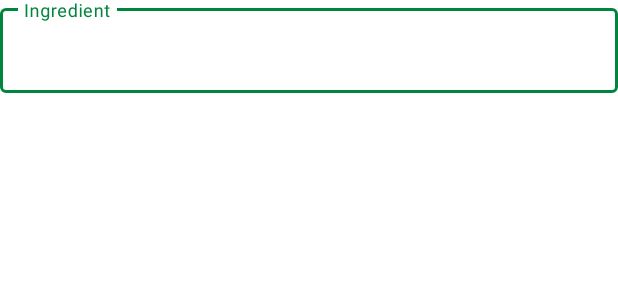
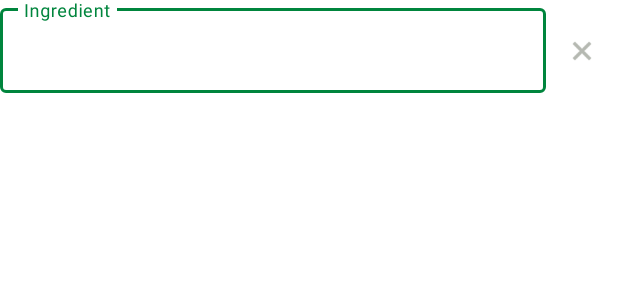
Before and after one commit to LiewJY/recipe_sharing, an Android app: the layout add_ingredient_row_layout.xml on its own in the app's theme, with its tools: preview values and no code run, on a phone screen of 412 x 824 dp. Shown: the top 300 px of the screen. Run offline under Robolectric (Android 15) with nearby library versions, the light colour scheme and no system bars; Roboto replaces fonts that are not available here.

Commit message:
added remove for dynamic edittext

```diff
--- a/app/src/main/res/layout/add_ingredient_row_layout.xml
+++ b/app/src/main/res/layout/add_ingredient_row_layout.xml
@@ -9,22 +9,24 @@
         android:layout_width="match_parent"
         android:layout_height="match_parent">
 
-<!--        <Button-->
-<!--            android:id="@+id/button"-->
-<!--            android:layout_width="48dp"-->
-<!--            android:layout_height="wrap_content"-->
-<!--            android:layout_marginStart="5dp"-->
-<!--            android:layout_marginTop="5dp"-->
-<!--            android:layout_marginEnd="5dp"-->
-<!--            android:layout_marginBottom="5dp"-->
-<!--            android:text="x"-->
-<!--            />-->
-<!--        android:layout_toEndOf="@+id/button"-->
-
+        <com.google.android.material.button.MaterialButton
+            android:id="@+id/btnRemove"
+            style="@style/Widget.Material3.Button.IconButton"
+            android:layout_width="wrap_content"
+            android:layout_height="wrap_content"
+            android:layout_alignParentEnd="true"
+            android:paddingTop="20dp"
+            android:textAppearance="@style/TextAppearance.MdcTypographyStyles.Button"
+            app:icon="@android:drawable/ic_menu_close_clear_cancel"
+            app:iconTint="#848A7E"
+            tools:ignore="SpeakableTextPresentCheck" />
         <com.google.android.material.textfield.TextInputLayout
+            android:id="@+id/containerIngredients"
             style="@style/Widget.MaterialComponents.TextInputLayout.OutlinedBox"
             android:layout_width="match_parent"
             android:layout_height="wrap_content"
+            android:layout_alignParentStart="true"
+            android:layout_toStartOf="@id/btnRemove"
             android:hint="@string/prompt_ingredient"
             app:errorEnabled="true">
             <!--this is the actual edit text which takes the input
@@ -39,6 +41,8 @@
         </com.google.android.material.textfield.TextInputLayout>
 
 
+
+
     </RelativeLayout>
 
 </androidx.constraintlayout.widget.ConstraintLayout>
--- a/app/src/main/res/layout/fragment_add.xml
+++ b/app/src/main/res/layout/fragment_add.xml
@@ -129,8 +129,7 @@
                     android:layout_gravity="right"
                     android:layout_marginBottom="10dp"
                     android:text="@string/action_add"
-                        android:textAppearance="@style/TextAppearance.MdcTypographyStyles.Button"
-                    />
+                    android:textAppearance="@style/TextAppearance.MdcTypographyStyles.Button" />
 
 
                 <com.google.android.material.button.MaterialButton
--- a/app/src/main/res/values/colors.xml
+++ b/app/src/main/res/values/colors.xml
@@ -5,6 +5,7 @@
     <color name="md_theme_light_primary">#00853D</color>
     <color name="md_theme_light_onPrimary">#FFFFFF</color>
     <color name="card_outline">#33033017</color>
+
     <color name="colour">#FFBB86FC</color>
 
 
--- a/app/src/main/res/values/strings.xml
+++ b/app/src/main/res/values/strings.xml
@@ -34,7 +34,7 @@
     <string name="prompt_method">Method</string>
     <!--action -->
     <string name="action_select_image">Select Image</string>
-    <string name="action_add">Add +</string>
+    <string name="action_add">+ Add</string>
     <string name="action_remove">Remove</string>
     <string name="action_publish">Publish</string>
     <!--title-->
```
Also changed, not shown: app/src/main/java/com/example/andriod/maeassignment/ui/app/AddFragment.kt (+18 -8 lines). Lines whose indentation alone changed are shown as unchanged.
